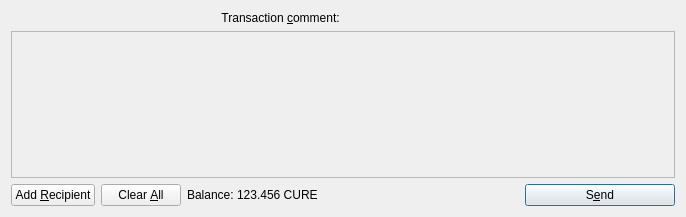
The window that src/qt/forms/sendcoinsdialog.ui (cygnusxi/CurecoinSource) describes before a commit, drawn with Qt 5.
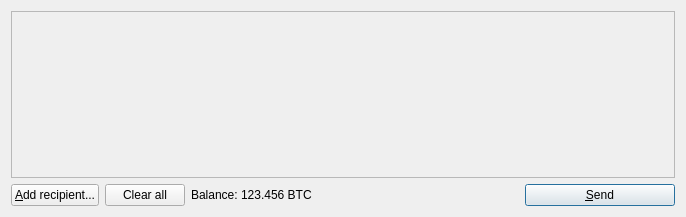
The same window after the commit. Icons and pictures are not drawn. Custom widgets are drawn as their Qt base class.

What changed in the file:
```diff
--- a/src/qt/forms/sendcoinsdialog.ui
+++ b/src/qt/forms/sendcoinsdialog.ui
@@ -14,36 +14,6 @@
    <string>Send Coins</string>
   </property>
   <layout class="QVBoxLayout" name="verticalLayout">
-   <item>
-    <layout class="QHBoxLayout" name="horizontalLayoutTxComment">
-     <property name="spacing">
-      <number>0</number>
-     </property>
-     <item>
-      <widget class="QLabel" name="labelTxComment">
-       <property name="text">
-        <string>Transaction &amp;comment: </string>
-       </property>
-       <property name="alignment">
-        <set>Qt::AlignLeading|Qt::AlignLeft|Qt::AlignRight|Qt::AlignTrailing|Qt::AlignVCenter</set>
-       </property>
-       <property name="buddy">
-        <cstring>editTxComment</cstring>
-       </property>
-      </widget>
-     </item>
-     <item>
-      <widget class="QValidatedLineEdit" name="editTxComment" native="true">
-       <property name="enabled">
-        <bool>true</bool>
-       </property>
-       <property name="toolTip">
-        <string>Enter a transaction comment  (MAX 256 Characters) (Note: this information is public)</string>
-       </property>
-      </widget>
-     </item>
-    </layout>
-   </item>
    <item>
     <widget class="QScrollArea" name="scrollArea">
      <property name="widgetResizable">
@@ -55,7 +25,7 @@
         <x>0</x>
         <y>0</y>
         <width>666</width>
-        <height>143</height>
+        <height>165</height>
        </rect>
       </property>
       <layout class="QVBoxLayout" name="verticalLayout_2">
@@ -103,15 +73,12 @@
         <string>Send to multiple recipients at once</string>
        </property>
        <property name="text">
-        <string>Add &amp;Recipient</string>
+        <string>&amp;Add recipient...</string>
        </property>
        <property name="icon">
         <iconset resource="../curecoin.qrc">
          <normaloff>:/icons/add</normaloff>:/icons/add</iconset>
        </property>
-       <property name="autoDefault">
-        <bool>false</bool>
-       </property>
       </widget>
      </item>
      <item>
@@ -126,7 +93,7 @@
         <string>Remove all transaction fields</string>
        </property>
        <property name="text">
-        <string>Clear &amp;All</string>
+        <string>Clear all</string>
        </property>
        <property name="icon">
         <iconset resource="../curecoin.qrc">
@@ -135,9 +102,6 @@
        <property name="autoRepeatDelay">
         <number>300</number>
        </property>
-       <property name="autoDefault">
-        <bool>false</bool>
-       </property>
       </widget>
      </item>
      <item>
@@ -158,7 +122,7 @@
           <cursorShape>IBeamCursor</cursorShape>
          </property>
          <property name="text">
-          <string>123.456 CURE</string>
+          <string>123.456 BTC</string>
          </property>
          <property name="textInteractionFlags">
           <set>Qt::LinksAccessibleByMouse|Qt::TextSelectableByKeyboard|Qt::TextSelectableByMouse</set>
@@ -192,7 +156,7 @@
         <string>Confirm the send action</string>
        </property>
        <property name="text">
-        <string>S&amp;end</string>
+        <string>&amp;Send</string>
        </property>
        <property name="icon">
         <iconset resource="../curecoin.qrc">
@@ -207,13 +171,6 @@
    </item>
   </layout>
  </widget>
- <customwidgets>
-  <customwidget>
-   <class>QValidatedLineEdit</class>
-   <extends>QWidget</extends>
-   <header>qvalidatedlineedit.h</header>
-  </customwidget>
- </customwidgets>
  <resources>
   <include location="../curecoin.qrc"/>
  </resources>
```
Left out of the diff: 22 changed lines with no effect on the pictures.
